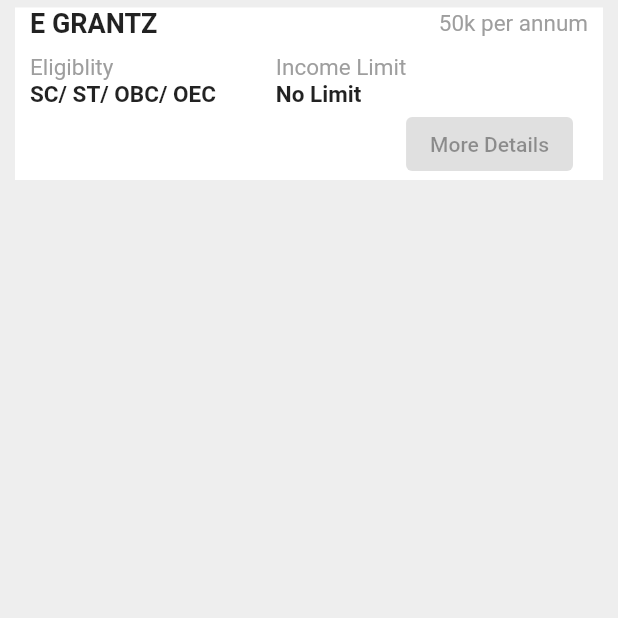
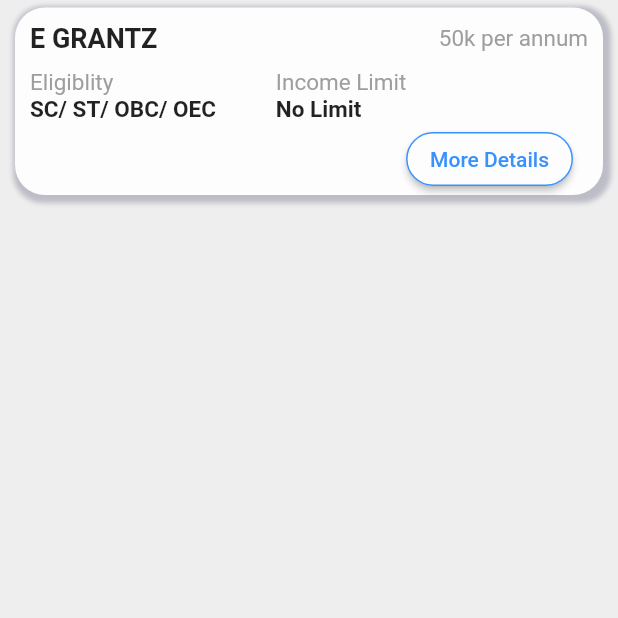
Before and after one commit to arunima-s/gecw-app, a Flutter app: the ScholarshipScreen screen opened directly, on a phone screen of 412 x 824 dp, the top half of it. Run offline on Flutter 3.47's test engine with Material 2 defaults, Android fonts, the phone set to English and light mode, and no system bars; our stand-ins replace firebase_database, flutter_local_notifications, syncfusion_flutter_calendar; missing offline and left inert: maps_launcher, web_scraper; accounts and stored records are empty.

Commit message:
Styled scholarship screen and create files for model class and list item.

```diff
--- /dev/null
+++ b/gecwapp/lib/Models/scholarshipModel.dart
@@ -0,0 +1,13 @@
+import 'package:flutter/material.dart';
+
+class ScholarshipModel {
+  final String name, amount, eligiblity, income, url;
+
+  ScholarshipModel(
+      this.name, this.amount, this.eligiblity, this.income, this.url);
+
+  static final scholarshipData = [
+    ScholarshipModel("E GRANTZ", "50k per annum", "SC/ ST/ OBC/ OEC",
+        "No Limit", "https://google.com")
+  ];
+}
--- /dev/null
+++ b/gecwapp/lib/Styles/buttonStyles.dart
@@ -0,0 +1,15 @@
+import 'package:flutter/material.dart';
+import 'package:gecwapp/Constants/strings.dart';
+
+class DetailsButtonStyle extends ButtonStyle {
+  @override
+  MaterialStateProperty<Color?>? get foregroundColor => MaterialStateProperty.all<Color>(AppColors.primaryColor);
+  @override
+  MaterialStateProperty<Color?>? get backgroundColor => MaterialStateProperty.all<Color>(AppColors.systemWhite);
+  @override
+  MaterialStateProperty<OutlinedBorder?>? get shape => MaterialStateProperty.all<RoundedRectangleBorder>(
+                                  RoundedRectangleBorder(
+                                      borderRadius: BorderRadius.circular(18.0),
+                                      side: BorderSide(
+                                          color: AppColors.primaryColor)));
+}
--- /dev/null
+++ b/gecwapp/lib/customWidgets/scholarshipItem.dart
@@ -0,0 +1,110 @@
+import 'package:flutter/material.dart';
+import 'package:gecwapp/Constants/strings.dart';
+import 'package:gecwapp/Models/scholarshipModel.dart';
+import 'package:gecwapp/Styles/buttonStyles.dart';
+import 'package:gecwapp/screens/scholarshipScreen.dart';
+import 'package:url_launcher/url_launcher.dart';
+
+  class ScholarshipItem extends StatelessWidget {
+  final ScholarshipModel scholarShipData;
+  ScholarshipItem(this.scholarShipData);
+  @override
+  Widget build(BuildContext context) {
+    return Container(
+            decoration: BoxDecoration(
+          borderRadius: BorderRadius.all(Radius.circular(20)),
+          color: AppColors.systemWhite,
+          boxShadow: [
+            BoxShadow(
+                color: AppColors.grey3,
+                offset: Offset(2.0, 2.0),
+                spreadRadius: 3.0,
+                blurRadius: 2.0)
+          ]),
+      margin: EdgeInsets.fromLTRB(10, 5, 10, 5),
+      padding: EdgeInsets.fromLTRB(0, 10, 0, 0),
+      // width: MediaQuery.of(context).size.width * 0.7,
+      child: Column(
+        children: [
+          Row(
+            mainAxisAlignment: MainAxisAlignment.spaceBetween,
+            children: [
+              Padding(
+                padding: const EdgeInsets.only(left: 10),
+                child: Text(
+                  scholarShipData.name,
+                  style: TextStyle(fontWeight: FontWeight.bold, fontSize: 18),
+                ),
+              ),
+              Padding(
+                padding: const EdgeInsets.only(right: 10),
+                child: Text(
+                  scholarShipData.amount,
+                  style: TextStyle(fontSize: 15, color: Colors.grey),
+                ),
+              )
+            ],
+          ),
+          SizedBox(
+            height: 10,
+          ),
+          Padding(
+            padding: const EdgeInsets.only(left: 10),
+            child: Row(
+              // mainAxisAlignment: MainAxisAlignment,
+              children: [
+                Column(
+                  crossAxisAlignment: CrossAxisAlignment.start,
+                  children: [
+                    Text(
+                      "Eligiblity",
+                      style: TextStyle(fontSize: 15, color: Colors.grey),
+                    ),
+                    Text(
+                      scholarShipData.eligiblity,
+                      style:
+                          TextStyle(fontWeight: FontWeight.bold, fontSize: 15),
+                    )
+                  ],
+                ),
+                SizedBox(
+                  width: 40,
+                ),
+                Column(
+                  crossAxisAlignment: CrossAxisAlignment.start,
+                  children: [
+                    Text(
+                      "Income Limit",
+                      style: TextStyle(fontSize: 15, color: Colors.grey),
+                    ),
+                    Text(
+                      scholarShipData.income,
+                      style:
+                          TextStyle(fontWeight: FontWeight.bold, fontSize: 15),
+                    )
+                  ],
+                )
+              ],
+            ),
+          ),
+          Padding(
+            padding: const EdgeInsets.only(right: 20),
+            child: Row(
+              mainAxisAlignment: MainAxisAlignment.end,
+              children: [
+                ElevatedButton(onPressed: () {
+                  openURL(scholarShipData.url);
+                }, child: Text("More Details"),
+                style: DetailsButtonStyle(),),
+              ],
+            ),
+          )
+        ],
+      ),
+    );
+  }
+
+    Future<void> openURL(String _url) async {
+    await launch(_url, forceSafariVC: true, forceWebView: true, enableJavaScript: true);
+    }
+}
--- a/gecwapp/lib/screens/scholarshipScreen.dart
+++ b/gecwapp/lib/screens/scholarshipScreen.dart
@@ -1,4 +1,6 @@
 import 'package:flutter/material.dart';
+import 'package:gecwapp/Models/scholarshipModel.dart';
+import 'package:gecwapp/customWidgets/scholarshipItem.dart';
 
 class ScholarshipScreen extends StatelessWidget {
   final dataset = ScholarshipModel.scholarshipData;
@@ -16,102 +18,3 @@ class ScholarshipScreen extends StatelessWidget {
     );
   }
 }
-
-class ScholarshipItem extends StatelessWidget {
-  final ScholarshipModel scholarShipData;
-  ScholarshipItem(this.scholarShipData);
-  @override
-  Widget build(BuildContext context) {
-    return Container(
-      margin: EdgeInsets.fromLTRB(10, 5, 10, 5),
-      color: Colors.white,
-      // width: MediaQuery.of(context).size.width * 0.7,
-      child: Column(
-        children: [
-          Row(
-            mainAxisAlignment: MainAxisAlignment.spaceBetween,
-            children: [
-              Padding(
-                padding: const EdgeInsets.only(left: 10),
-                child: Text(
-                  scholarShipData.name,
-                  style: TextStyle(fontWeight: FontWeight.bold, fontSize: 18),
-                ),
-              ),
-              Padding(
-                padding: const EdgeInsets.only(right: 10),
-                child: Text(
-                  scholarShipData.amount,
-                  style: TextStyle(fontSize: 15, color: Colors.grey),
-                ),
-              )
-            ],
-          ),
-          SizedBox(
-            height: 10,
-          ),
-          Padding(
-            padding: const EdgeInsets.only(left: 10),
-            child: Row(
-              // mainAxisAlignment: MainAxisAlignment,
-              children: [
-                Column(
-                  crossAxisAlignment: CrossAxisAlignment.start,
-                  children: [
-                    Text(
-                      "Eligiblity",
-                      style: TextStyle(fontSize: 15, color: Colors.grey),
-                    ),
-                    Text(
-                      scholarShipData.eligiblity,
-                      style:
-                          TextStyle(fontWeight: FontWeight.bold, fontSize: 15),
-                    )
-                  ],
-                ),
-                SizedBox(
-                  width: 40,
-                ),
-                Column(
-                  crossAxisAlignment: CrossAxisAlignment.start,
-                  children: [
-                    Text(
-                      "Income Limit",
-                      style: TextStyle(fontSize: 15, color: Colors.grey),
-                    ),
-                    Text(
-                      scholarShipData.income,
-                      style:
-                          TextStyle(fontWeight: FontWeight.bold, fontSize: 15),
-                    )
-                  ],
-                )
-              ],
-            ),
-          ),
-          Padding(
-            padding: const EdgeInsets.only(right: 20),
-            child: Row(
-              mainAxisAlignment: MainAxisAlignment.end,
-              children: [
-                ElevatedButton(onPressed: null, child: Text("More Details")),
-              ],
-            ),
-          )
-        ],
-      ),
-    );
-  }
-}
-
-class ScholarshipModel {
-  final String name, amount, eligiblity, income, url;
-
-  ScholarshipModel(
-      this.name, this.amount, this.eligiblity, this.income, this.url);
-
-  static final scholarshipData = [
-    ScholarshipModel("E GRANTZ", "50k per annum", "SC/ ST/ OBC/ OEC",
-        "No Limit", "https://google.com")
-  ];
-}
--- a/gecwapp/lib/screens/studyMaterialScreen.dart
+++ b/gecwapp/lib/screens/studyMaterialScreen.dart
@@ -2,6 +2,7 @@ import 'package:flutter/material.dart';
 import 'package:gecwapp/Constants/strings.dart';
 import 'package:gecwapp/Screens/semesterScreen.dart';
 import 'package:gecwapp/screens/hostelListScreen.dart';
+import 'package:gecwapp/screens/scholarshipScreen.dart';
 
 class HomeScreenMenu extends StatefulWidget {
   const HomeScreenMenu({Key? key}) : super(key: key);
@@ -37,7 +38,11 @@ class _HomeScreenMenuState extends State<HomeScreenMenu> {
                           builder: (context) => StudyMaterialsScreen()))
                     },
                 child: StudyMenuItem("assets/images/notes.png", "Notes")),
-            StudyMenuItem("assets/images/notes.png", "Syllabus"),
+            GestureDetector(child: StudyMenuItem("assets/images/notes.png", "Scholarships"),
+            onTap: () => {
+                      Navigator.of(context).push(MaterialPageRoute(
+                          builder: (context) => ScholarshipScreen()))
+                    },),
           ],
         ),
         Row(
```
